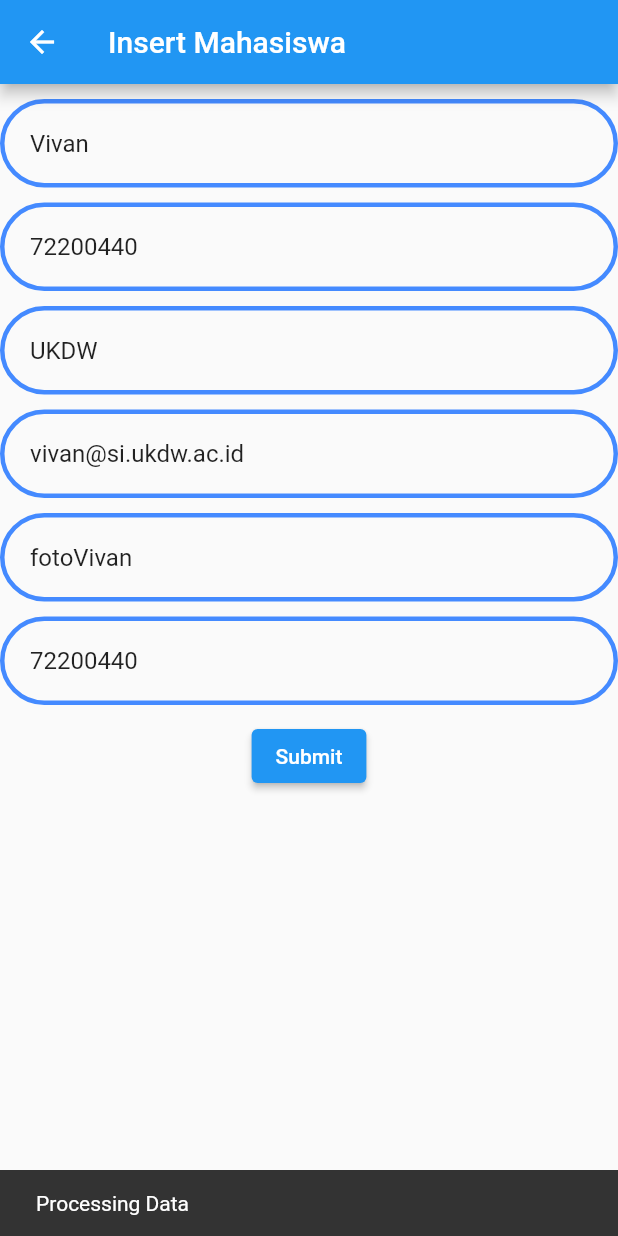
After one commit to Wahyu440/Flutter-Mobile, a Flutter app: the Mahasiswa_add screen opened directly, after a tap on "Submit", on a phone screen of 412 x 824 dp. The commit adds this screen. Run offline on Flutter 3.47's test engine with Material 2 defaults, Android fonts, the phone set to English and light mode, and no system bars; our stand-ins replace shared_preferences; accounts and stored records are empty; network calls fail.

Commit message:
Pertemuan 14

```diff
--- /dev/null
+++ b/startup_namer/lib/mahasiswa/mahasiswa_add.dart
@@ -0,0 +1,191 @@
+import 'package:flutter/material.dart';
+import 'dart:convert';
+import 'package:http/http.dart' as http;
+
+class Mahasiswa_add extends StatefulWidget {
+  const Mahasiswa_add({Key? key}) : super(key: key);
+
+  @override
+  State<Mahasiswa_add> createState() => _Mahasiswa_addState();
+}
+
+class _Mahasiswa_addState extends State<Mahasiswa_add> {
+  final _formKey = GlobalKey<FormState>();
+  Future<List>? resp;
+
+  TextEditingController namaController = new TextEditingController(text: 'Vivan');
+  TextEditingController nimController = new TextEditingController(text: '72200440');
+  TextEditingController alamatController = new TextEditingController(text: 'UKDW');
+  TextEditingController emailController = new TextEditingController(text: 'vivan@si.ukdw.ac.id');
+  TextEditingController fotoController = new TextEditingController(text: 'fotoVivan');
+  TextEditingController nimProgmobController = new TextEditingController(text: '72200440');
+
+  Future<List> sendMhs(String nama,nim,alamat,email,foto,nim_progmob) async {
+    final http.Response response = await http.post(
+      Uri.parse('https://kpsi.fti.ukdw.ac.id/api/progmob/mhs/create'),
+      headers: <String, String>{
+        'Content-Type': 'application/json; charset=UTF-8',
+      },
+      body: jsonEncode(<String, String>{
+        'nama': nama,
+        'nim': nim,
+        'alamat': alamat,
+        'email': email,
+        'foto': foto,
+        'nim_progmob': nim_progmob
+      }),
+    );
+    if (response.statusCode == 201) {
+      return json.decode(response.body);
+    } else {
+      throw Exception('Failed to load response');
+    }
+  }
+
+  @override
+  Widget build(BuildContext context) {
+    return Scaffold(
+      appBar: AppBar(
+        title: Text("Insert Mahasiswa"),
+      ),
+      body: Form(
+        key: _formKey,
+        child: Column(
+          children: <Widget>[
+            // Add TextFormFields and ElevatedButton here.
+            SizedBox(height: 10),
+            TextFormField(
+              controller: namaController,
+              // The validator receives the text that the user has entered.
+              validator: (value) {
+                if (value == null || value.isEmpty) {
+                  return 'Please enter some text';
+                }
+                return null;
+              },
+              decoration: InputDecoration(
+                contentPadding: EdgeInsets.all(20.0),
+                enabledBorder: OutlineInputBorder(
+                  borderSide:
+                  BorderSide(width: 3, color: Colors.blueAccent), //<-- SEE HERE
+                  borderRadius: BorderRadius.circular(50.0),
+                ),
+              ),
+            ),
+            SizedBox(height: 10),
+            TextFormField(
+              controller: nimController,
+              // The validator receives the text that the user has entered.
+              validator: (value) {
+                if (value == null || value.isEmpty) {
+                  return 'Please enter some text';
+                }
+                return null;
+              },
+              decoration: InputDecoration(
+                contentPadding: EdgeInsets.all(20.0),
+                enabledBorder: OutlineInputBorder(
+                  borderSide:
+                  BorderSide(width: 3, color: Colors.blueAccent), //<-- SEE HERE
+                  borderRadius: BorderRadius.circular(50.0),
+                ),
+              ),
+            ),
+            SizedBox(height: 10),
+            TextFormField(
+              controller: alamatController,
+              // The validator receives the text that the user has entered.
+              validator: (value) {
+                if (value == null || value.isEmpty) {
+                  return 'Please enter some text';
+                }
+                return null;
+              },
+              decoration: InputDecoration(
+                contentPadding: EdgeInsets.all(20.0),
+                enabledBorder: OutlineInputBorder(
+                  borderSide:
+                  BorderSide(width: 3, color: Colors.blueAccent), //<-- SEE HERE
+                  borderRadius: BorderRadius.circular(50.0),
+                ),
+              ),
+            ),
+            SizedBox(height: 10),
+            TextFormField(
+              controller: emailController,
+              // The validator receives the text that the user has entered.
+              validator: (value) {
+                if (value == null || value.isEmpty) {
+                  return 'Please enter some text';
+                }
+                return null;
+              },
+              decoration: InputDecoration(
+                contentPadding: EdgeInsets.all(20.0),
+                enabledBorder: OutlineInputBorder(
+                  borderSide:
+                  BorderSide(width: 3, color: Colors.blueAccent), //<-- SEE HERE
+                  borderRadius: BorderRadius.circular(50.0),
+                ),
+              ),
+            ),
+            SizedBox(height: 10),
+            TextFormField(
+              controller: fotoController,
+              // The validator receives the text that the user has entered.
+              validator: (value) {
+                if (value == null || value.isEmpty) {
+                  return 'Please enter some text';
+                }
+                return null;
+              },
+              decoration: InputDecoration(
+                contentPadding: EdgeInsets.all(20.0),
+                enabledBorder: OutlineInputBorder(
+                  borderSide:
+                  BorderSide(width: 3, color: Colors.blueAccent), //<-- SEE HERE
+                  borderRadius: BorderRadius.circular(50.0),
+                ),
+              ),
+            ),
+            SizedBox(height: 10),
+            TextFormField(
+              controller: nimProgmobController,
+              // The validator receives the text that the user has entered.
+              validator: (value) {
+                if (value == null || value.isEmpty) {
+                  return 'Please enter some text';
+                }
+                return null;
+              },
+              decoration: InputDecoration(
+                contentPadding: EdgeInsets.all(20.0),
+                enabledBorder: OutlineInputBorder(
+                  borderSide:
+                  BorderSide(width: 3, color: Colors.blueAccent), //<-- SEE HERE
+                  borderRadius: BorderRadius.circular(50.0),
+                ),
+              ),
+            ),
+            SizedBox(height: 10),
+            ElevatedButton(
+              onPressed: () {
+                // Validate returns true if the form is valid, or false otherwise.
+                if (_formKey.currentState!.validate()) {
+                  // If the form is valid, display a snackbar. In the real world,
+                  // you'd often call a server or save the information in a database.
+                  resp = sendMhs(namaController.text, nimController.text, alamatController.text, emailController.text,
+                      fotoController.text, nimProgmobController.text);
+                  ScaffoldMessenger.of(context).showSnackBar(
+                    const SnackBar(content: Text('Processing Data')),
+                  );
+                }
+              },
+              child: const Text('Submit'),
+            ),
+          ],
+        ),
+      ),
+    );
+  }
+}
--- a/startup_namer/pubspec.yaml
+++ b/startup_namer/pubspec.yaml
@@ -39,6 +39,7 @@ dependencies:
   english_words: ^4.0.0
   shared_preferences: ^2.0.15
   splashscreen: ^1.3.5
+  http: ^0.13.5
 
 dev_dependencies:
   flutter_test:
```
Also changed, not shown: startup_namer/lib/homeDrawer.dart (+16 -12 lines), startup_namer/lib/mahasiswa/mahasiswa_get.dart (added, +99 -0 lines), startup_namer/pubspec.lock, 1 other file.
